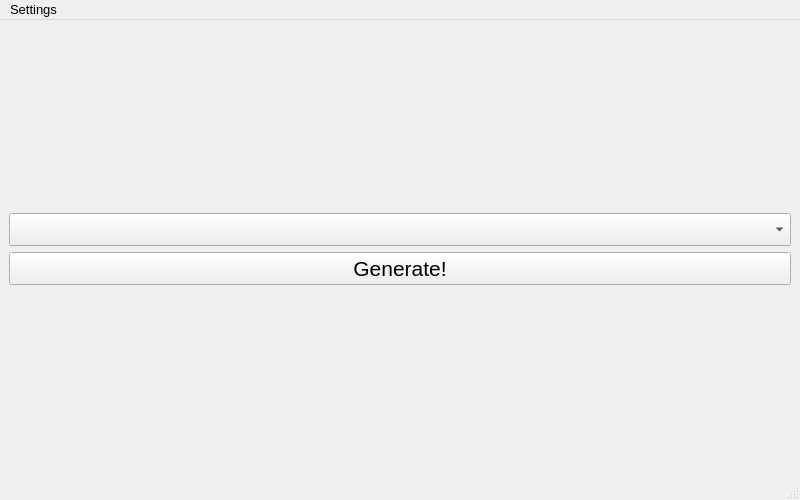
The window that mainwindow.ui (Ankalot/oop-pattern-generator) describes before a commit, drawn with Qt 5.
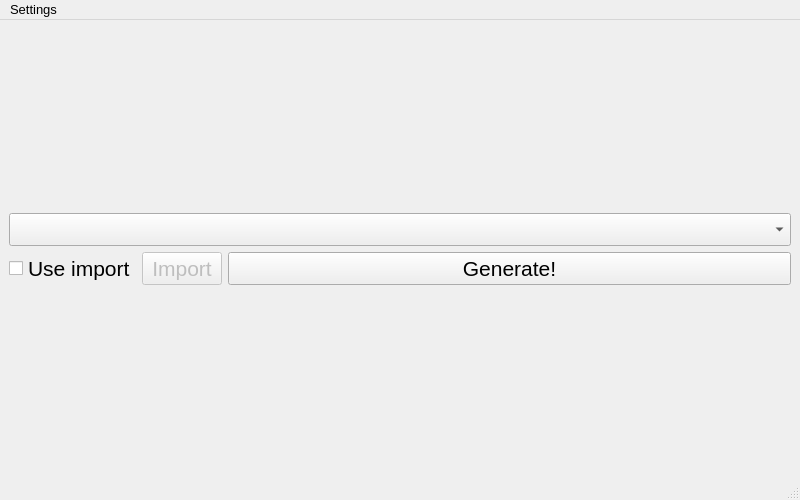
The same window after the commit. Icons and pictures are not drawn.

Commit message: made import setting (only ui)

Patch:
```diff
--- a/mainwindow.ui
+++ b/mainwindow.ui
@@ -29,24 +29,6 @@
    <layout class="QGridLayout" name="gridLayout_2">
     <item row="0" column="0">
      <layout class="QGridLayout" name="gridLayoutCentral">
-      <item row="2" column="0">
-       <widget class="QPushButton" name="pushBtnGenerate">
-        <property name="sizePolicy">
-         <sizepolicy hsizetype="Expanding" vsizetype="Fixed">
-          <horstretch>0</horstretch>
-          <verstretch>0</verstretch>
-         </sizepolicy>
-        </property>
-        <property name="font">
-         <font>
-          <pointsize>16</pointsize>
-         </font>
-        </property>
-        <property name="text">
-         <string>Generate!</string>
-        </property>
-       </widget>
-      </item>
       <item row="0" column="0">
        <widget class="QComboBox" name="cmbBoxPatternName">
         <property name="sizePolicy">
@@ -72,6 +54,61 @@
         </property>
        </layout>
       </item>
+      <item row="2" column="0">
+       <layout class="QHBoxLayout" name="horizontalLayout">
+        <property name="sizeConstraint">
+         <enum>QLayout::SetMinimumSize</enum>
+        </property>
+        <item>
+         <widget class="QCheckBox" name="checkBoxImport">
+          <property name="font">
+           <font>
+            <pointsize>16</pointsize>
+           </font>
+          </property>
+          <property name="layoutDirection">
+           <enum>Qt::LeftToRight</enum>
+          </property>
+          <property name="text">
+           <string>Use import</string>
+          </property>
+         </widget>
+        </item>
+        <item>
+         <widget class="QPushButton" name="pushBtnImport">
+          <property name="enabled">
+           <bool>false</bool>
+          </property>
+          <property name="font">
+           <font>
+            <pointsize>16</pointsize>
+           </font>
+          </property>
+          <property name="text">
+           <string>Import</string>
+          </property>
+         </widget>
+        </item>
+        <item>
+         <widget class="QPushButton" name="pushBtnGenerate">
+          <property name="sizePolicy">
+           <sizepolicy hsizetype="Expanding" vsizetype="Fixed">
+            <horstretch>0</horstretch>
+            <verstretch>0</verstretch>
+           </sizepolicy>
+          </property>
+          <property name="font">
+           <font>
+            <pointsize>16</pointsize>
+           </font>
+          </property>
+          <property name="text">
+           <string>Generate!</string>
+          </property>
+         </widget>
+        </item>
+       </layout>
+      </item>
      </layout>
     </item>
    </layout>
```
Left out of the diff: 4 changed lines with no effect on the pictures. The commit also changes 12 other files.
